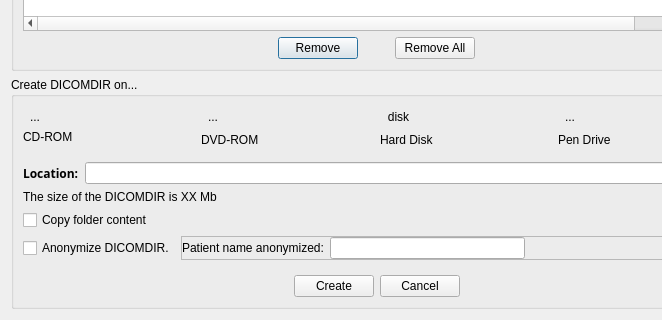
Old version of the form starviewer/src/inputoutput/qcreatedicomdirbase.ui in the repository starviewer-medical/starviewer; both pictures show x 0 to 662 and y 495 to 815 of the 753 by 815 pixel window.
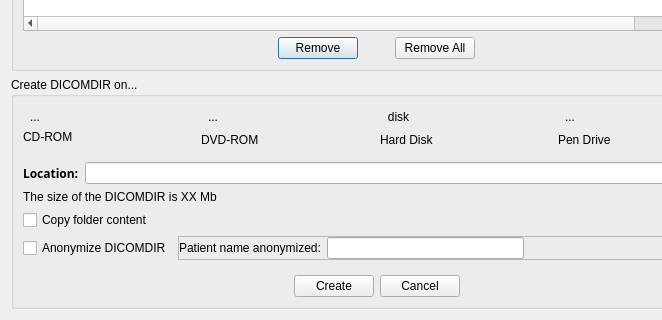
New version of the form. Icons and pictures are not drawn.

The edit to the form file:
```diff
--- a/starviewer/src/inputoutput/qcreatedicomdirbase.ui
+++ b/starviewer/src/inputoutput/qcreatedicomdirbase.ui
@@ -530,7 +530,7 @@
            </size>
           </property>
           <property name="text">
-           <string>Anonymize DICOMDIR.</string>
+           <string>Anonymize DICOMDIR</string>
           </property>
          </widget>
         </item>
```
